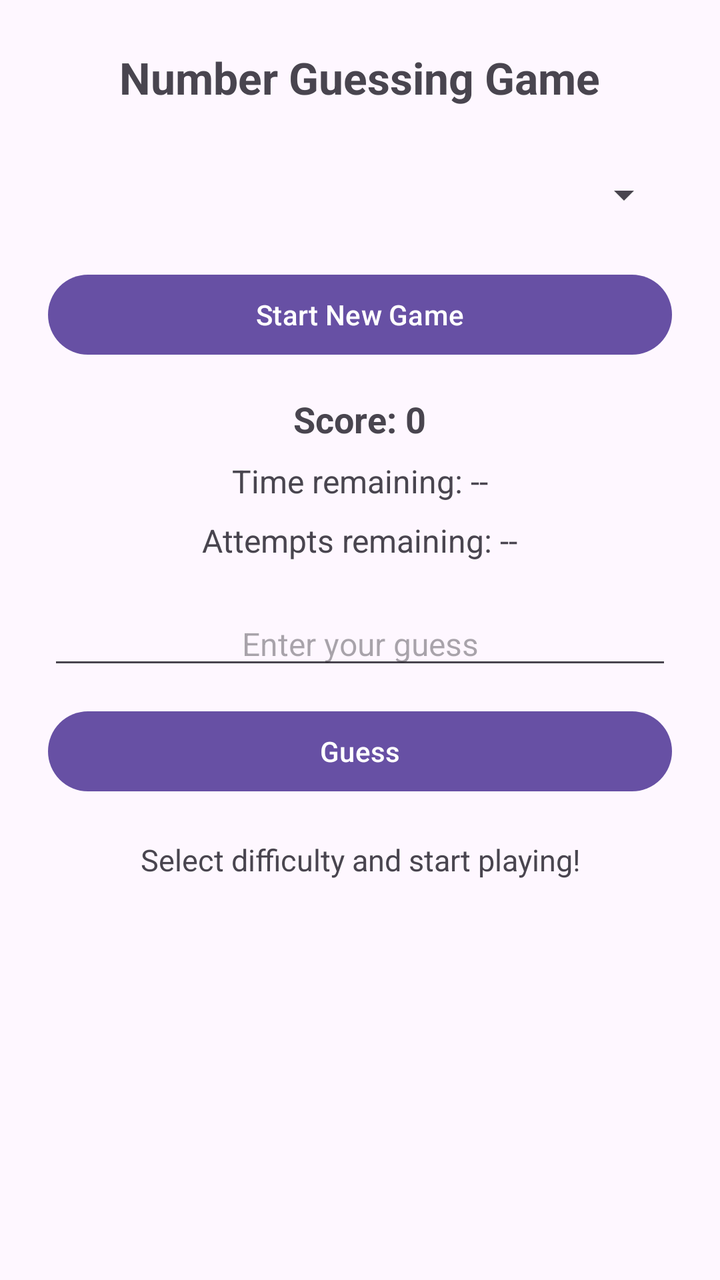
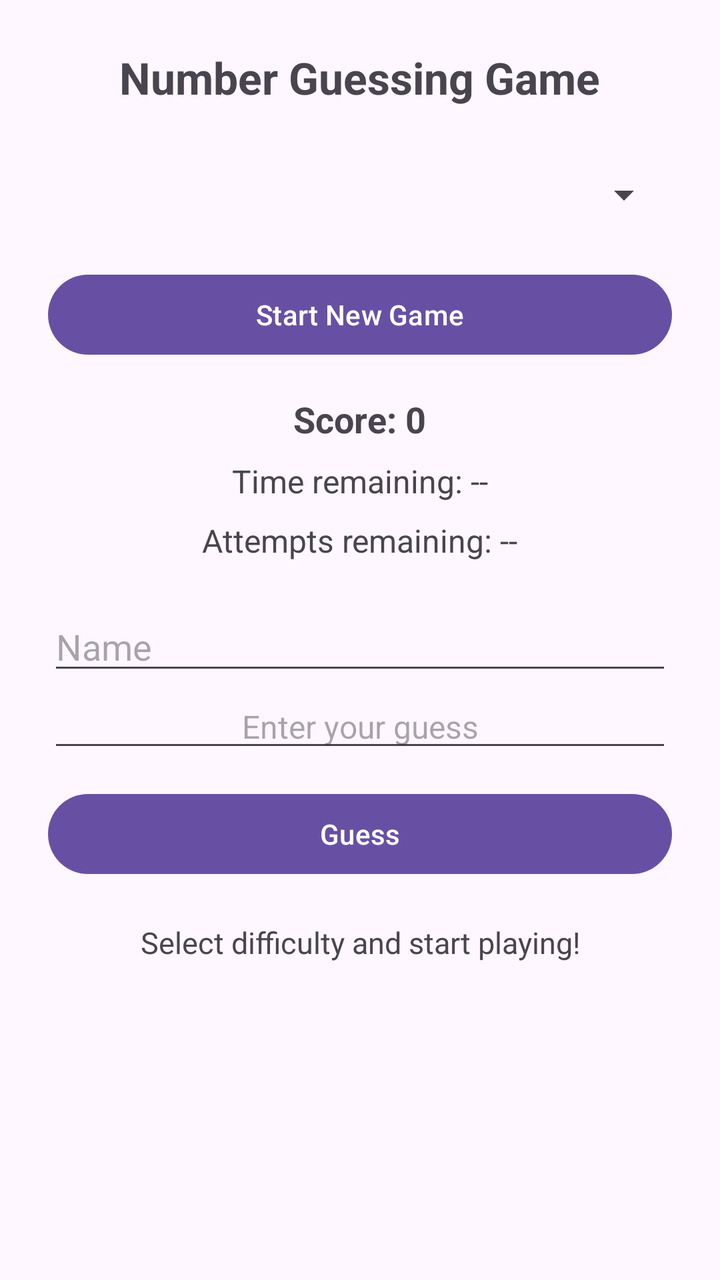

Before-and-after screenshots of an Android layout around one commit, followed by the original layout XML and the change that was made.
<!-- AndroidManifest.xml: application theme Theme.SpinnerGuess -->
<!-- res/layout/activity_main.xml -->
<?xml version="1.0" encoding="utf-8"?>
<LinearLayout xmlns:android="http://schemas.android.com/apk/res/android"
    android:layout_width="match_parent"
    android:layout_height="match_parent"
    android:orientation="vertical"
    android:padding="24dp"
    android:gravity="center_horizontal">

    <TextView
        android:layout_width="wrap_content"
        android:layout_height="wrap_content"
        android:text="Number Guessing Game"
        android:textSize="22sp"
        android:textStyle="bold"
        android:layout_marginBottom="20dp" />

    <Spinner
        android:id="@+id/spinnerDifficulty"
        android:layout_width="match_parent"
        android:layout_height="48dp"
        android:layout_marginBottom="12dp" />

    <Button
        android:id="@+id/btnNewGame"
        android:layout_width="match_parent"
        android:layout_height="wrap_content"
        android:text="Start New Game"
        android:layout_marginBottom="16dp" />

    <TextView
        android:id="@+id/tvScore"
        android:layout_width="wrap_content"
        android:layout_height="wrap_content"
        android:text="Score: 0"
        android:textSize="18sp"
        android:textStyle="bold"
        android:layout_marginBottom="8dp" />

    <TextView
        android:id="@+id/tvTimer"
        android:layout_width="wrap_content"
        android:layout_height="wrap_content"
        android:text="Time remaining: --"
        android:textSize="16sp"
        android:layout_marginBottom="8dp" />

    <TextView
        android:id="@+id/tvAttempts"
        android:layout_width="wrap_content"
        android:layout_height="wrap_content"
        android:text="Attempts remaining: --"
        android:textSize="16sp"
        android:layout_marginBottom="20dp" />

    <EditText
        android:id="@+id/etGuess"
        android:layout_width="match_parent"
        android:layout_height="wrap_content"
        android:hint="Enter your guess"
        android:inputType="number"
        android:gravity="center"
        android:textSize="16sp"
        android:layout_marginBottom="12dp" />

    <Button
        android:id="@+id/btnGuess"
        android:layout_width="match_parent"
        android:layout_height="wrap_content"
        android:text="Guess"
        android:layout_marginBottom="20dp" />

    <TextView
        android:id="@+id/tvFeedback"
        android:layout_width="wrap_content"
        android:layout_height="wrap_content"
        android:text="Select difficulty and start playing!"
        android:textSize="15sp"
        android:gravity="center" />

</LinearLayout>
<!-- resources referenced by this layout -->
<resources>
  <style name="Theme.SpinnerGuess" parent="Base.Theme.SpinnerGuess" />
  <style name="Base.Theme.SpinnerGuess" parent="Theme.Material3.DayNight.NoActionBar">
          
          
      </style>
</resources>

<!-- the commit's change to res/layout/activity_main.xml (unified diff, before → after) -->
@@ -53,6 +53,14 @@
         android:layout_marginBottom="20dp" />
 
     <EditText
+        android:id="@+id/name"
+        android:layout_width="match_parent"
+        android:layout_height="wrap_content"
+        android:ems="10"
+        android:inputType="text"
+        android:hint="Name" />
+
+    <EditText
         android:id="@+id/etGuess"
         android:layout_width="match_parent"
         android:layout_height="wrap_content"
